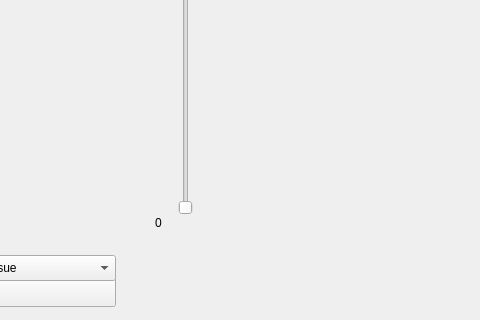
chloesnyder/CIS497, file forms/mainwindow.ui: the form before one commit; both pictures show x 695 to 1175 and y 344 to 664 of the 1431 by 664 pixel window.
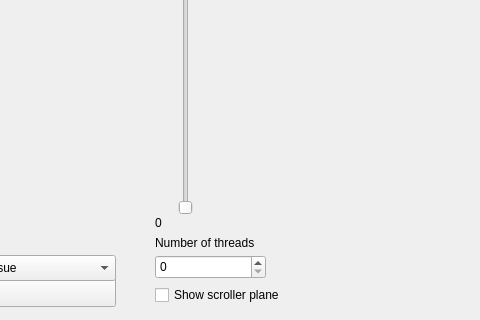
The form after the commit. Custom widgets are drawn as their Qt base class.

Commit message: updated square plane slider

The edit to the form file:
```diff
--- a/forms/mainwindow.ui
+++ b/forms/mainwindow.ui
@@ -217,6 +217,45 @@
      </property>
     </item>
    </widget>
+   <widget class="QSpinBox" name="numThreadsSpinBox">
+    <property name="geometry">
+     <rect>
+      <x>850</x>
+      <y>580</y>
+      <width>111</width>
+      <height>24</height>
+     </rect>
+    </property>
+    <property name="maximum">
+     <number>1000</number>
+    </property>
+   </widget>
+   <widget class="QLabel" name="label_2">
+    <property name="geometry">
+     <rect>
+      <x>850</x>
+      <y>560</y>
+      <width>161</width>
+      <height>16</height>
+     </rect>
+    </property>
+    <property name="text">
+     <string>Number of threads</string>
+    </property>
+   </widget>
+   <widget class="QCheckBox" name="checkBox_2">
+    <property name="geometry">
+     <rect>
+      <x>850</x>
+      <y>610</y>
+      <width>171</width>
+      <height>20</height>
+     </rect>
+    </property>
+    <property name="text">
+     <string>Show scroller plane</string>
+    </property>
+   </widget>
   </widget>
   <widget class="QMenuBar" name="menuBar">
    <property name="geometry">
```
Left out of the diff: 105 changed lines with no effect on the pictures. The commit also changes 5 other files.
